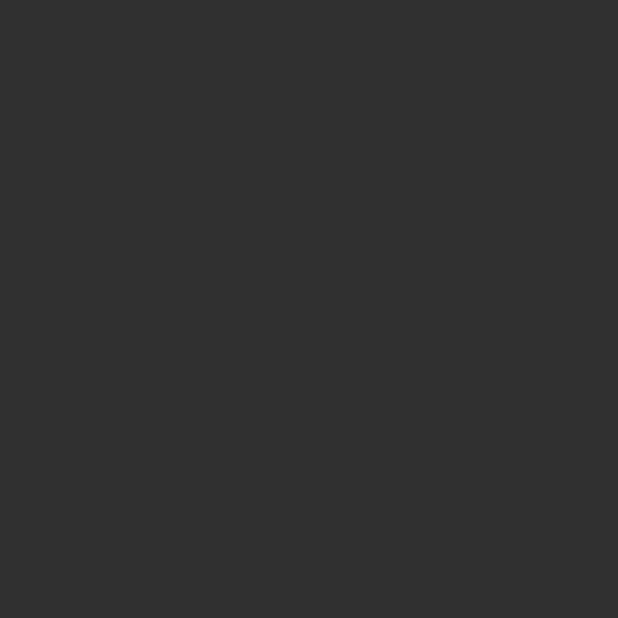
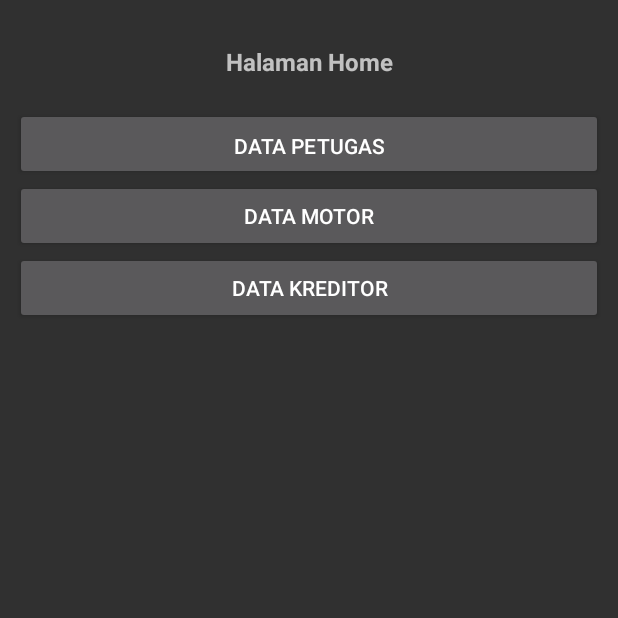
Before and after one commit to thiovan/Pr_Kredit_Motor_Thio_53647, an Android app: the HomeActivity screen opened directly, with no data from a screen before it, on a phone screen of 412 x 824 dp, the top half of it. Before the commit the part shown is empty. Run offline under Robolectric (Android 15) with nearby library versions, the phone set to English and light mode, and no system bars.

Commit message:
WIP Home Activity

```diff
--- a/app/src/main/java/com/thio/pr_kredit_motor_thio_53647/HomeActivity.java
+++ b/app/src/main/java/com/thio/pr_kredit_motor_thio_53647/HomeActivity.java
@@ -1,24 +1,63 @@
 package com.thio.pr_kredit_motor_thio_53647;
 
+import androidx.appcompat.app.AppCompatActivity;
+
+import android.content.Intent;
 import android.os.Bundle;
-
-import androidx.activity.EdgeToEdge;
-import androidx.appcompat.app.AppCompatActivity;
-import androidx.core.graphics.Insets;
-import androidx.core.view.ViewCompat;
-import androidx.core.view.WindowInsetsCompat;
+import android.view.View;
+import android.widget.Button;
 
 public class HomeActivity extends AppCompatActivity {
+    Button btDataPetugasHome, btDataMotorHome, btDataKreditorHome;
 
     @Override
     protected void onCreate(Bundle savedInstanceState) {
         super.onCreate(savedInstanceState);
-        EdgeToEdge.enable(this);
         setContentView(R.layout.activity_home);
-        ViewCompat.setOnApplyWindowInsetsListener(findViewById(R.id.main), (v, insets) -> {
-            Insets systemBars = insets.getInsets(WindowInsetsCompat.Type.systemBars());
-            v.setPadding(systemBars.left, systemBars.top, systemBars.right, systemBars.bottom);
-            return insets;
+
+        btDataPetugasHome = (Button) findViewById(R.id.btDataPetugasHome);
+        btDataMotorHome = (Button) findViewById(R.id.btDataMotorHome);
+        btDataKreditorHome = (Button) findViewById(R.id.btDataKreditorHome);
+
+        btDataPetugasHome.setOnClickListener(new View.OnClickListener() {
+            @Override
+            public void onClick(View view) {
+                KlikbtDataPetugasHome();
+            }
         });
+
+        btDataMotorHome.setOnClickListener(new View.OnClickListener() {
+            @Override
+            public void onClick(View view) {
+                KlikbtDataMotorHome();
+            }
+        });
+
+        btDataKreditorHome.setOnClickListener(new View.OnClickListener() {
+            @Override
+            public void onClick(View view) {
+                KlikbtDataKreditorHome();
+            }
+        });
+
     }
+
+    public void KlikbtDataPetugasHome() {
+        Intent i = new Intent(getApplicationContext(),
+                DataPetugasActivity.class); //target = nama class
+        startActivity(i);
+    }
+
+    public void KlikbtDataMotorHome() {
+        Intent i = new Intent(getApplicationContext(),
+                DataMotorActivity.class); //target = nama class
+        startActivity(i);
+    }
+
+    public void KlikbtDataKreditorHome() {
+        Intent i = new Intent(getApplicationContext(),
+                DataKreditorActivity.class); //target = nama class
+        startActivity(i);
+    }
+
 }
--- a/app/src/main/res/layout/activity_home.xml
+++ b/app/src/main/res/layout/activity_home.xml
@@ -1,10 +1,41 @@
 <?xml version="1.0" encoding="utf-8"?>
-<androidx.constraintlayout.widget.ConstraintLayout xmlns:android="http://schemas.android.com/apk/res/android"
+<LinearLayout xmlns:android="http://schemas.android.com/apk/res/android"
     xmlns:app="http://schemas.android.com/apk/res-auto"
     xmlns:tools="http://schemas.android.com/tools"
-    android:id="@+id/main"
     android:layout_width="match_parent"
     android:layout_height="match_parent"
+    android:layout_margin="10dp"
+    android:orientation="vertical"
     tools:context=".HomeActivity">
 
-</androidx.constraintlayout.widget.ConstraintLayout>
+    <TextView
+        android:id="@+id/judulHOme"
+        android:layout_width="match_parent"
+        android:layout_height="wrap_content"
+        android:gravity="center_horizontal"
+        android:paddingTop="20dp"
+        android:paddingBottom="20dp"
+        android:text="Halaman Home"
+        android:textSize="16sp"
+        android:textStyle="bold" />
+
+    <Button
+        android:id="@+id/btDataPetugasHome"
+        android:layout_width="match_parent"
+        android:layout_height="wrap_content"
+        android:paddingBottom="8dp"
+        android:text="Data Petugas" />
+
+    <Button
+        android:id="@+id/btDataMotorHome"
+        android:layout_width="match_parent"
+        android:layout_height="wrap_content"
+        android:text="Data Motor" />
+
+    <Button
+        android:id="@+id/btDataKreditorHome"
+        android:layout_width="match_parent"
+        android:layout_height="wrap_content"
+        android:text="Data Kreditor" />
+
+</LinearLayout>
```
Also changed, not shown: app/src/main/AndroidManifest.xml (+9 -0 lines), app/src/main/java/com/thio/pr_kredit_motor_thio_53647/DataKreditorActivity.java (added, +24 -0 lines), app/src/main/java/com/thio/pr_kredit_motor_thio_53647/DataMotorActivity.java (added, +24 -0 lines), app/src/main/java/com/thio/pr_kredit_motor_thio_53647/DataPetugasActivity.java (added, +24 -0 lines), app/src/main/res/layout/activity_data_kreditor.xml (added, +10 -0 lines), app/src/main/res/layout/activity_data_motor.xml (added, +10 -0 lines), app/src/main/res/layout/activity_data_petugas.xml (added, +10 -0 lines).
